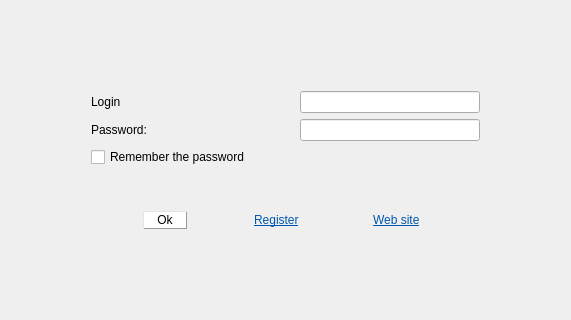
Above: client/single-server/mainwindow.ui from alphaonex86/CatchChallenger before the change; both pictures show x 115 to 686 and y 140 to 460 of the 800 by 600 pixel window. Below: the same form after it.
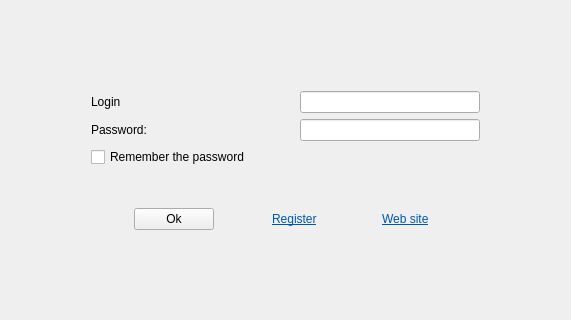
That is the form after the change. Icons and pictures are not drawn.

The edit to the form file:
```diff
--- a/client/single-server/mainwindow.ui
+++ b/client/single-server/mainwindow.ui
@@ -119,9 +119,6 @@
                  <height>161</height>
                 </size>
                </property>
-               <property name="styleSheet">
-                <string notr="true">background-image: url(:/images/empty.png);</string>
-               </property>
                <property name="frameShape">
                 <enum>QFrame::NoFrame</enum>
                </property>
@@ -257,25 +254,9 @@
                   </item>
                   <item>
                    <widget class="QPushButton" name="pushButtonTryLogin">
-                    <property name="styleSheet">
-                     <string notr="true">QPushButton {
-     border-radius: 15px;
-     border-color:#000;
-     border: 1px outset #999;
-     background-color: rgb(255, 255, 255);
-     padding:1px 10px;
-}
- QPushButton:pressed {
-     background-color: rgb(240,240,240);
-     border-style: inset;
- }</string>
-                    </property>
                     <property name="text">
                      <string> Ok </string>
                     </property>
-                    <property name="flat">
-                     <bool>true</bool>
-                    </property>
                    </widget>
                   </item>
                   <item>
```
Left out of the diff: 10 changed lines with no effect on the pictures.
